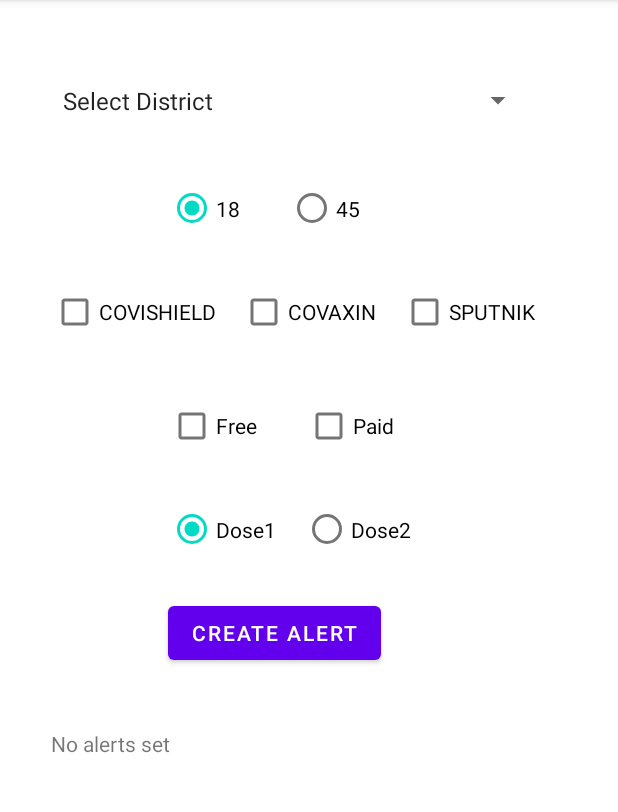
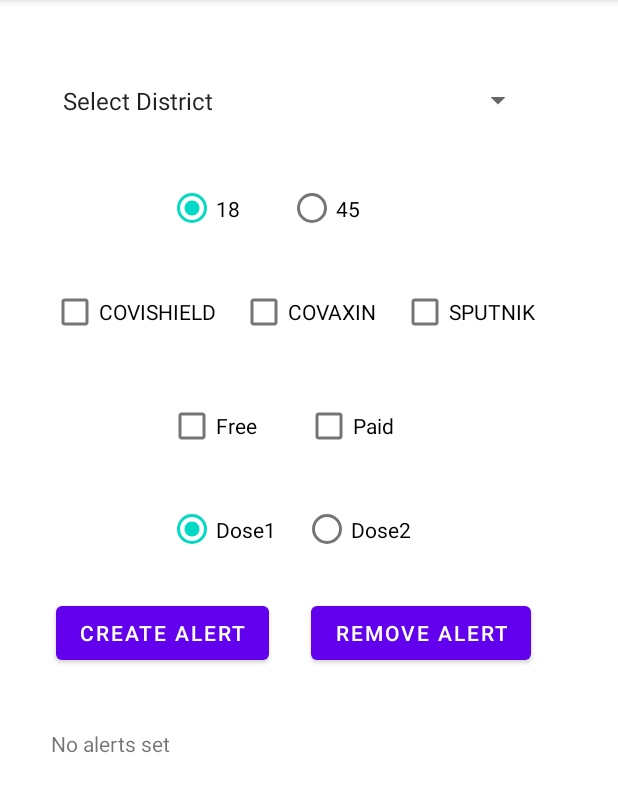
Before and after one commit to rajulbabel/VaccineNotifier, an Android app: the screen it shows after launch (MainActivity), on a phone screen of 412 x 824 dp, the part 84-896 px from its top. Run offline under Robolectric (Android 15) with nearby library versions, the phone set to English and light mode, and no system bars.

Commit message:
implement remove alert feature

```diff
--- a/app/src/main/java/com/vaccinenotifier/service/CheckSlotsService.java
+++ b/app/src/main/java/com/vaccinenotifier/service/CheckSlotsService.java
@@ -45,6 +45,9 @@ public class CheckSlotsService extends IntentService implements CoWinAsyncTask.R
     @Override
     protected void onHandleIntent(@Nullable Intent intent) {
         slotConstraints = getSlotConstraints();
+        if (slotConstraints == null) {
+            return;
+        }
         CoWinAsyncTask coWinAsyncTask = new CoWinAsyncTask(getResources());
         coWinAsyncTask.doTask(this, slotConstraints.getDistrictId());
         Log.i("onHandleIntent", "Service is running");
--- a/app/src/main/res/layout/activity_main.xml
+++ b/app/src/main/res/layout/activity_main.xml
@@ -6,9 +6,20 @@
     android:layout_height="match_parent"
     android:paddingStart="12dp"
     android:paddingLeft="12dp"
+    android:paddingTop="12dp"
     android:paddingRight="12dp"
-    android:paddingTop="12dp"
     tools:context=".MainActivity">
+
+    <Spinner
+        android:id="@+id/districtNames"
+        android:layout_width="322dp"
+        android:layout_height="54dp"
+        android:layout_marginStart="22dp"
+        android:layout_marginTop="28dp"
+        android:entries="@array/districtNames"
+        android:spinnerMode="dropdown"
+        app:layout_constraintStart_toStartOf="parent"
+        app:layout_constraintTop_toTopOf="parent" />
 
     <RadioGroup
         android:id="@+id/age"
@@ -35,13 +46,13 @@
     </RadioGroup>
 
     <CheckBox
-        android:id="@+id/SPUTNIK"
+        android:id="@+id/COVISHIELD"
         android:layout_width="wrap_content"
         android:layout_height="wrap_content"
-        android:layout_marginStart="16dp"
+        android:layout_marginStart="22dp"
         android:layout_marginTop="28dp"
-        android:text="@string/SPUTNIK"
-        app:layout_constraintStart_toEndOf="@+id/COVAXIN"
+        android:text="@string/COVISHIELD"
+        app:layout_constraintStart_toStartOf="parent"
         app:layout_constraintTop_toBottomOf="@+id/age" />
 
     <CheckBox
@@ -56,13 +67,13 @@
         app:layout_constraintTop_toBottomOf="@+id/age" />
 
     <CheckBox
-        android:id="@+id/COVISHIELD"
+        android:id="@+id/SPUTNIK"
         android:layout_width="wrap_content"
         android:layout_height="wrap_content"
-        android:layout_marginStart="22dp"
+        android:layout_marginStart="16dp"
         android:layout_marginTop="28dp"
-        android:text="@string/COVISHIELD"
-        app:layout_constraintStart_toStartOf="parent"
+        android:text="@string/SPUTNIK"
+        app:layout_constraintStart_toEndOf="@+id/COVAXIN"
         app:layout_constraintTop_toBottomOf="@+id/age" />
 
     <CheckBox
@@ -113,14 +124,25 @@
     </RadioGroup>
 
     <Button
-        android:id="@+id/create_alert"
+        android:id="@+id/createAlert"
         android:layout_width="wrap_content"
         android:layout_height="wrap_content"
-        android:layout_marginStart="100dp"
+        android:layout_marginStart="25dp"
         android:layout_marginTop="28dp"
         android:onClick="createAlert"
         android:text="@string/createAlert"
         app:layout_constraintStart_toStartOf="parent"
+        app:layout_constraintTop_toBottomOf="@+id/dose" />
+
+    <Button
+        android:id="@+id/removeAlert"
+        android:layout_width="wrap_content"
+        android:layout_height="wrap_content"
+        android:layout_marginStart="28dp"
+        android:layout_marginTop="28dp"
+        android:onClick="removeAlert"
+        android:text="Remove Alert"
+        app:layout_constraintStart_toEndOf="@+id/createAlert"
         app:layout_constraintTop_toBottomOf="@+id/dose" />
 
     <TextView
@@ -131,17 +153,6 @@
         android:layout_marginTop="40dp"
         android:text="@string/alertDetails"
         app:layout_constraintStart_toStartOf="parent"
-        app:layout_constraintTop_toBottomOf="@+id/create_alert" />
-
-    <Spinner
-        android:id="@+id/districtNames"
-        android:layout_width="322dp"
-        android:layout_height="54dp"
-        android:layout_marginStart="22dp"
-        android:layout_marginTop="28dp"
-        android:entries="@array/districtNames"
-        android:spinnerMode="dropdown"
-        app:layout_constraintStart_toStartOf="parent"
-        app:layout_constraintTop_toTopOf="parent" />
+        app:layout_constraintTop_toBottomOf="@+id/createAlert" />
 
 </androidx.constraintlayout.widget.ConstraintLayout>
```
Also changed, not shown: app/src/main/java/com/vaccinenotifier/MainActivity.java (+15 -10 lines).
